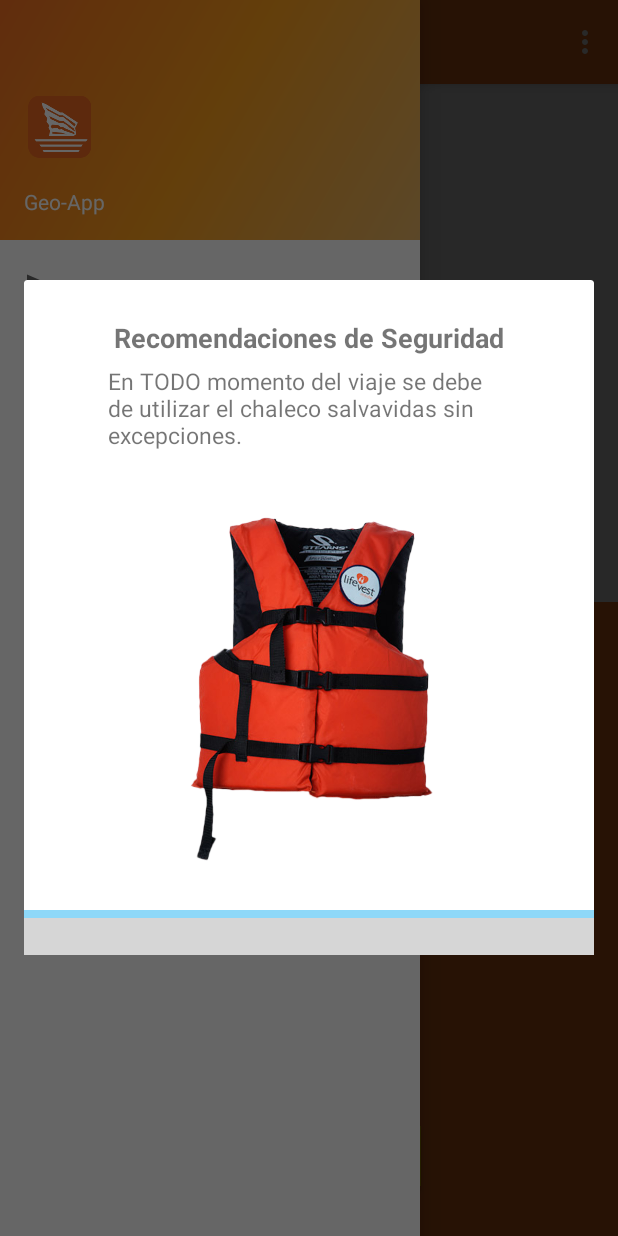
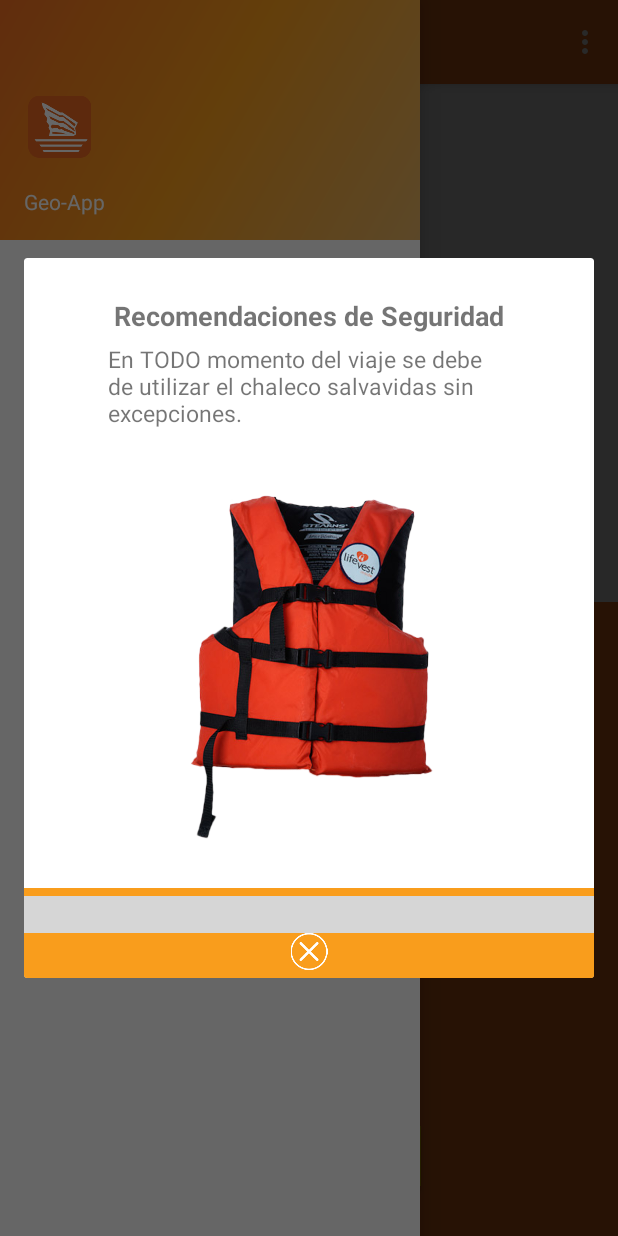
Before and after one commit to GrupoFOFI/Geo-App, an Android app: the fragment RecommendationDialog placed in its activity, with the side drawer open, on a phone screen of 412 x 824 dp. Run offline under Robolectric (Android 15) with nearby library versions, the phone set to English and light mode, and no system bars; libraries missing offline, so code that uses them is left out: com.synnapps.carouselview; plain views replace CarouselView, CirclePageIndicator; 5 statements that could not run were skipped; grey boxes are pictures that could not be loaded.

Commit message:
ic_cross added for dialog exit

```diff
--- a/app/src/main/java/com/ucr/fofis/geoapp/RecommendationDialog.java
+++ b/app/src/main/java/com/ucr/fofis/geoapp/RecommendationDialog.java
@@ -12,6 +12,7 @@ import android.support.v4.view.ViewPager;
 import android.view.LayoutInflater;
 import android.view.View;
 import android.view.ViewGroup;
+import android.widget.RelativeLayout;
 import android.widget.TextView;
 
 import com.synnapps.carouselview.CirclePageIndicator;
@@ -51,6 +52,7 @@ public class RecommendationDialog extends DialogFragment implements View.OnClick
     private int index;
 
     private CirclePageIndicator mTitleIndicator;
+    private RelativeLayout exit;
 
     public RecommendationDialog() {
     }
@@ -77,6 +79,14 @@ public class RecommendationDialog extends DialogFragment implements View.OnClick
         mPagerAdapter = new MyPagerAdapter(fm);
         viewPager.setAdapter(mPagerAdapter);
         mTitleIndicator.setViewPager(viewPager);
+        exit = (RelativeLayout) view.findViewById(R.id.exit);
+        exit.setOnClickListener(new View.OnClickListener() {
+
+            @Override
+            public void onClick(View v) {
+                getDialog().dismiss();
+            }
+        });
         return view;
     }
 
--- a/app/src/main/res/layout/recommmendation_dialog.xml
+++ b/app/src/main/res/layout/recommmendation_dialog.xml
@@ -34,12 +34,13 @@
         </android.support.v4.view.ViewPager>
         </LinearLayout>
     <RelativeLayout
+        android:id="@+id/pager"
         android:layout_width="wrap_content"
         android:layout_below="@id/fofi"
         android:layout_height="30dp"
         android:layout_centerHorizontal="true"
         android:layout_centerVertical="true"
-        android:background="@color/colorAccent">
+        android:background="@color/colorSecondaryOrange2">
         <com.synnapps.carouselview.CirclePageIndicator
             android:id="@+id/circle_indicator"
             android:layout_width="match_parent"
@@ -49,4 +50,19 @@
             android:layout_marginTop="5dp"
             android:background="@null" />
     </RelativeLayout>
+    <RelativeLayout
+        android:id="@+id/exit"
+        android:paddingBottom="5dp"
+        android:background="@color/colorSecondaryOrange2"
+        android:layout_width="match_parent"
+        android:layout_below="@id/pager"
+        android:layout_height="30dp"
+        android:layout_centerHorizontal="true"
+        android:layout_centerVertical="true">
+        <ImageView
+            android:layout_centerHorizontal="true"
+            android:layout_width="wrap_content"
+            android:layout_height="wrap_content"
+            android:src="@drawable/ic_cross"/>
     </RelativeLayout>
+</RelativeLayout>
```
Also changed, not shown: app/src/main/res/drawable/ic_cross.png (added).
